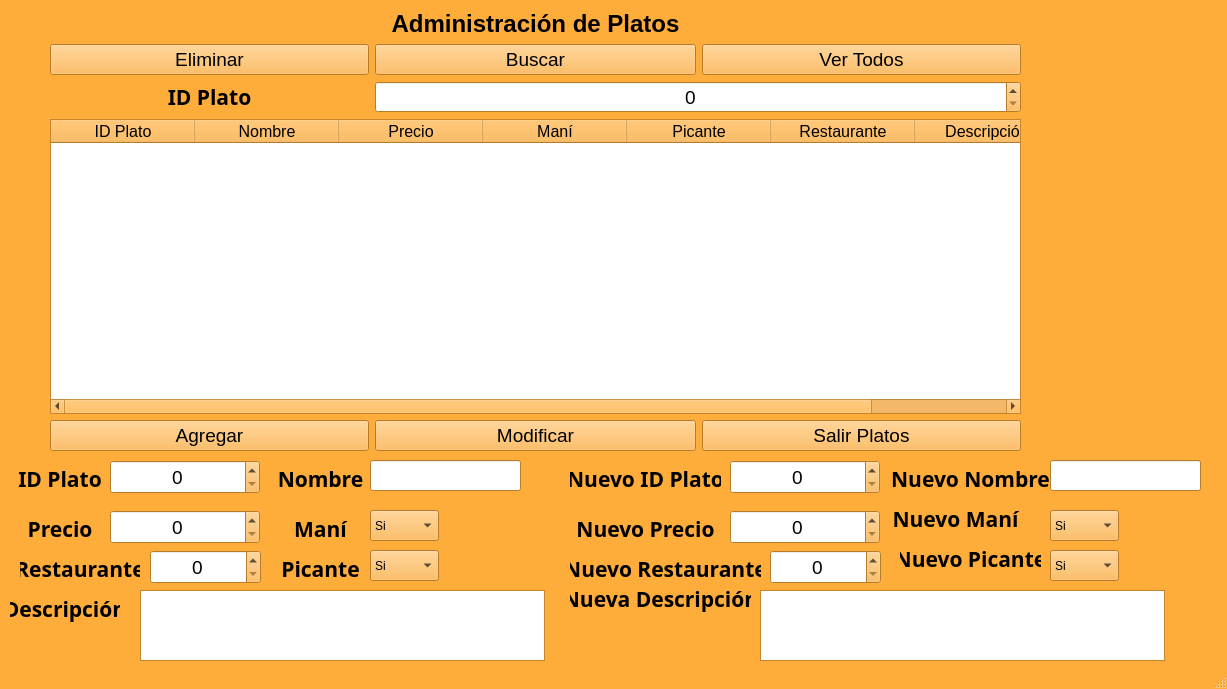
Before: the Qt Designer form src/GUIS/DPlatos.ui in Espiti88/Alimentarte, drawn with Qt 5.
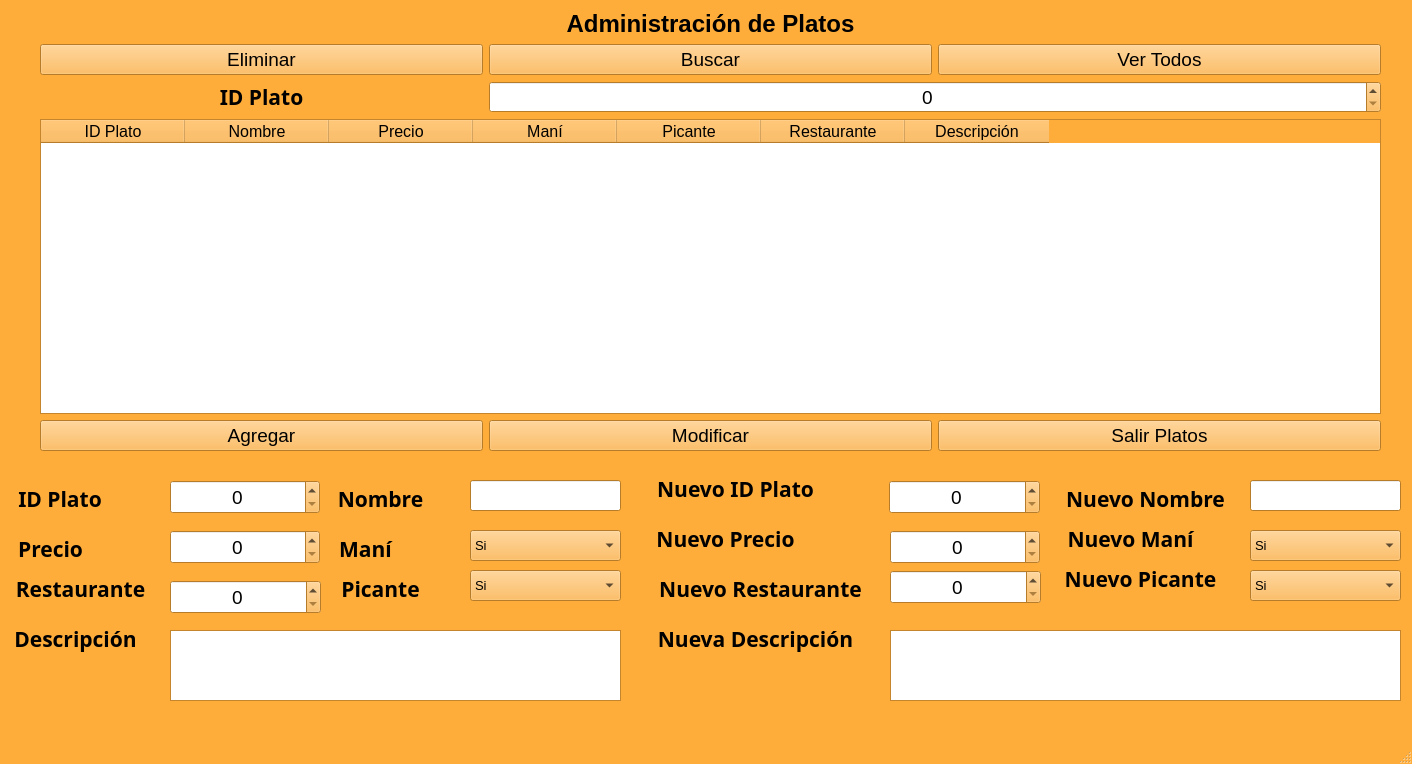
After: the same form once the commit is applied.

What changed in the file:
```diff
--- a/src/GUIS/DPlatos.ui
+++ b/src/GUIS/DPlatos.ui
@@ -6,8 +6,8 @@
    <rect>
     <x>0</x>
     <y>0</y>
-    <width>1227</width>
-    <height>689</height>
+    <width>1412</width>
+    <height>764</height>
    </rect>
   </property>
   <property name="palette">
@@ -432,9 +432,9 @@
    <widget class="QWidget" name="layoutWidget">
     <property name="geometry">
      <rect>
-      <x>50</x>
+      <x>40</x>
       <y>10</y>
-      <width>971</width>
+      <width>1341</width>
       <height>441</height>
      </rect>
     </property>
@@ -665,7 +665,7 @@
     <property name="geometry">
      <rect>
       <x>10</x>
-      <y>460</y>
+      <y>480</y>
       <width>100</width>
       <height>37</height>
      </rect>
@@ -688,8 +688,8 @@
    <widget class="QLabel" name="LNombreAgregar">
     <property name="geometry">
      <rect>
-      <x>260</x>
-      <y>460</y>
+      <x>320</x>
+      <y>480</y>
       <width>121</width>
       <height>37</height>
      </rect>
@@ -712,8 +712,8 @@
    <widget class="QSpinBox" name="SBIdPlato">
     <property name="geometry">
      <rect>
-      <x>110</x>
-      <y>460</y>
+      <x>170</x>
+      <y>480</y>
       <width>150</width>
       <height>34</height>
      </rect>
@@ -727,15 +727,15 @@
      <set>Qt::AlignCenter</set>
     </property>
     <property name="maximum">
-     <number>1000000000</number>
+     <number>999999999</number>
     </property>
    </widget>
    <widget class="QLabel" name="LIdAgregar_2">
     <property name="geometry">
      <rect>
       <x>10</x>
-      <y>510</y>
-      <width>100</width>
+      <y>530</y>
+      <width>81</width>
       <height>37</height>
      </rect>
     </property>
@@ -757,8 +757,8 @@
    <widget class="QSpinBox" name="SBPrecio">
     <property name="geometry">
      <rect>
-      <x>110</x>
-      <y>510</y>
+      <x>170</x>
+      <y>530</y>
       <width>150</width>
       <height>34</height>
      </rect>
@@ -772,15 +772,15 @@
      <set>Qt::AlignCenter</set>
     </property>
     <property name="maximum">
-     <number>1000000000</number>
+     <number>999999999</number>
     </property>
    </widget>
    <widget class="QLabel" name="LIdAgregar_3">
     <property name="geometry">
      <rect>
-      <x>20</x>
-      <y>550</y>
-      <width>120</width>
+      <x>0</x>
+      <y>570</y>
+      <width>161</width>
       <height>37</height>
      </rect>
     </property>
@@ -802,9 +802,9 @@
    <widget class="QSpinBox" name="SBRestaurante">
     <property name="geometry">
      <rect>
-      <x>150</x>
-      <y>550</y>
-      <width>111</width>
+      <x>170</x>
+      <y>580</y>
+      <width>151</width>
       <height>34</height>
      </rect>
     </property>
@@ -817,14 +817,14 @@
      <set>Qt::AlignCenter</set>
     </property>
     <property name="maximum">
-     <number>1000000000</number>
+     <number>999999999</number>
     </property>
    </widget>
    <widget class="QLineEdit" name="LENombre">
     <property name="geometry">
      <rect>
-      <x>370</x>
-      <y>460</y>
+      <x>470</x>
+      <y>480</y>
       <width>151</width>
       <height>31</height>
      </rect>
@@ -838,9 +838,9 @@
    <widget class="QSpinBox" name="SBnewIdPlato">
     <property name="geometry">
      <rect>
-      <x>730</x>
-      <y>460</y>
-      <width>150</width>
+      <x>889</x>
+      <y>480</y>
+      <width>151</width>
       <height>34</height>
      </rect>
     </property>
@@ -853,15 +853,15 @@
      <set>Qt::AlignCenter</set>
     </property>
     <property name="maximum">
-     <number>1000000000</number>
+     <number>999999999</number>
     </property>
    </widget>
    <widget class="QLabel" name="LNuevoId_3">
     <property name="geometry">
      <rect>
-      <x>570</x>
-      <y>460</y>
-      <width>151</width>
+      <x>640</x>
+      <y>470</y>
+      <width>191</width>
       <height>37</height>
      </rect>
     </property>
@@ -883,9 +883,9 @@
    <widget class="QLabel" name="LNombreAgregar_2">
     <property name="geometry">
      <rect>
-      <x>260</x>
-      <y>510</y>
-      <width>121</width>
+      <x>330</x>
+      <y>530</y>
+      <width>71</width>
       <height>37</height>
      </rect>
     </property>
@@ -907,9 +907,9 @@
    <widget class="QLabel" name="LNombreAgregar_3">
     <property name="geometry">
      <rect>
-      <x>260</x>
-      <y>550</y>
-      <width>121</width>
+      <x>330</x>
+      <y>570</y>
+      <width>101</width>
       <height>37</height>
      </rect>
     </property>
@@ -931,9 +931,9 @@
    <widget class="QLabel" name="LNombreAgregar_4">
     <property name="geometry">
      <rect>
-      <x>10</x>
-      <y>590</y>
-      <width>110</width>
+      <x>0</x>
+      <y>620</y>
+      <width>151</width>
       <height>37</height>
      </rect>
     </property>
@@ -955,9 +955,9 @@
    <widget class="QTextEdit" name="TEDescripcion">
     <property name="geometry">
      <rect>
-      <x>140</x>
-      <y>590</y>
-      <width>405</width>
+      <x>170</x>
+      <y>630</y>
+      <width>451</width>
       <height>71</height>
      </rect>
     </property>
@@ -965,12 +965,17 @@
    <widget class="QComboBox" name="CBMani">
     <property name="geometry">
      <rect>
-      <x>370</x>
-      <y>510</y>
-      <width>69</width>
+      <x>470</x>
+      <y>530</y>
+      <width>151</width>
       <height>31</height>
      </rect>
     </property>
+    <property name="font">
+     <font>
+      <pointsize>10</pointsize>
+     </font>
+    </property>
     <item>
      <property name="text">
       <string>Si</string>
@@ -985,12 +990,17 @@
    <widget class="QComboBox" name="CBPicante">
     <property name="geometry">
      <rect>
-      <x>370</x>
-      <y>550</y>
-      <width>69</width>
+      <x>470</x>
+      <y>570</y>
+      <width>151</width>
       <height>31</height>
      </rect>
     </property>
+    <property name="font">
+     <font>
+      <pointsize>10</pointsize>
+     </font>
+    </property>
     <item>
      <property name="text">
       <string>Si</string>
@@ -1005,9 +1015,9 @@
    <widget class="QLabel" name="LNuevoId_4">
     <property name="geometry">
      <rect>
-      <x>570</x>
-      <y>510</y>
-      <width>151</width>
+      <x>640</x>
+      <y>520</y>
+      <width>171</width>
       <height>37</height>
      </rect>
     </property>
@@ -1029,9 +1039,9 @@
    <widget class="QLabel" name="LNuevoId_5">
     <property name="geometry">
      <rect>
-      <x>570</x>
-      <y>550</y>
-      <width>191</width>
+      <x>640</x>
+      <y>570</y>
+      <width>241</width>
       <height>37</height>
      </rect>
     </property>
@@ -1053,9 +1063,9 @@
    <widget class="QLabel" name="LNombreAgregar_5">
     <property name="geometry">
      <rect>
-      <x>570</x>
-      <y>580</y>
-      <width>181</width>
+      <x>640</x>
+      <y>620</y>
+      <width>231</width>
       <height>37</height>
      </rect>
     </property>
@@ -1077,9 +1087,9 @@
    <widget class="QLabel" name="LNombreAgregar_6">
     <property name="geometry">
      <rect>
-      <x>890</x>
-      <y>460</y>
-      <width>161</width>
+      <x>1050</x>
+      <y>480</y>
+      <width>191</width>
       <height>37</height>
      </rect>
     </property>
@@ -1101,9 +1111,9 @@
    <widget class="QLabel" name="LNombreAgregar_7">
     <property name="geometry">
      <rect>
-      <x>890</x>
-      <y>500</y>
-      <width>131</width>
+      <x>1050</x>
+      <y>520</y>
+      <width>161</width>
       <height>37</height>
      </rect>
     </property>
@@ -1125,9 +1135,9 @@
    <widget class="QLabel" name="LNombreAgregar_8">
     <property name="geometry">
      <rect>
-      <x>900</x>
-      <y>540</y>
-      <width>141</width>
+      <x>1050</x>
+      <y>560</y>
+      <width>181</width>
       <height>37</height>
      </rect>
     </property>
@@ -1149,9 +1159,9 @@
    <widget class="QTextEdit" name="TEnewDescripcion">
     <property name="geometry">
      <rect>
-      <x>760</x>
-      <y>590</y>
-      <width>405</width>
+      <x>890</x>
+      <y>630</y>
+      <width>511</width>
       <height>71</height>
      </rect>
     </property>
@@ -1159,12 +1169,17 @@
    <widget class="QComboBox" name="CBnewPicante">
     <property name="geometry">
      <rect>
-      <x>1050</x>
-      <y>550</y>
-      <width>69</width>
+      <x>1250</x>
+      <y>570</y>
+      <width>151</width>
       <height>31</height>
      </rect>
     </property>
+    <property name="font">
+     <font>
+      <pointsize>10</pointsize>
+     </font>
+    </property>
     <item>
      <property name="text">
       <string>Si</string>
@@ -1179,12 +1194,17 @@
    <widget class="QComboBox" name="CBnewMani">
     <property name="geometry">
      <rect>
-      <x>1050</x>
-      <y>510</y>
-      <width>69</width>
+      <x>1250</x>
+      <y>530</y>
+      <width>151</width>
       <height>31</height>
      </rect>
     </property>
+    <property name="font">
+     <font>
+      <pointsize>10</pointsize>
+     </font>
+    </property>
     <item>
      <property name="text">
       <string>Si</string>
@@ -1199,8 +1219,8 @@
    <widget class="QSpinBox" name="SBnewPrecio">
     <property name="geometry">
      <rect>
-      <x>730</x>
-      <y>510</y>
+      <x>890</x>
+      <y>530</y>
       <width>150</width>
       <height>34</height>
      </rect>
@@ -1214,15 +1234,15 @@
      <set>Qt::AlignCenter</set>
     </property>
     <property name="maximum">
-     <number>1000000000</number>
+     <number>999999999</number>
     </property>
    </widget>
    <widget class="QSpinBox" name="SBnewRestaurante">
     <property name="geometry">
      <rect>
-      <x>770</x>
-      <y>550</y>
-      <width>111</width>
+      <x>890</x>
+      <y>570</y>
+      <width>151</width>
       <height>34</height>
      </rect>
     </property>
@@ -1235,14 +1255,14 @@
      <set>Qt::AlignCenter</set>
     </property>
     <property name="maximum">
-     <number>1000000000</number>
+     <number>999999999</number>
     </property>
    </widget>
    <widget class="QLineEdit" name="LEnewNombre">
     <property name="geometry">
      <rect>
-      <x>1050</x>
-      <y>460</y>
+      <x>1250</x>
+      <y>480</y>
       <width>151</width>
       <height>31</height>
      </rect>
```
Left out of the diff: 4 changed lines with no effect on the pictures.
